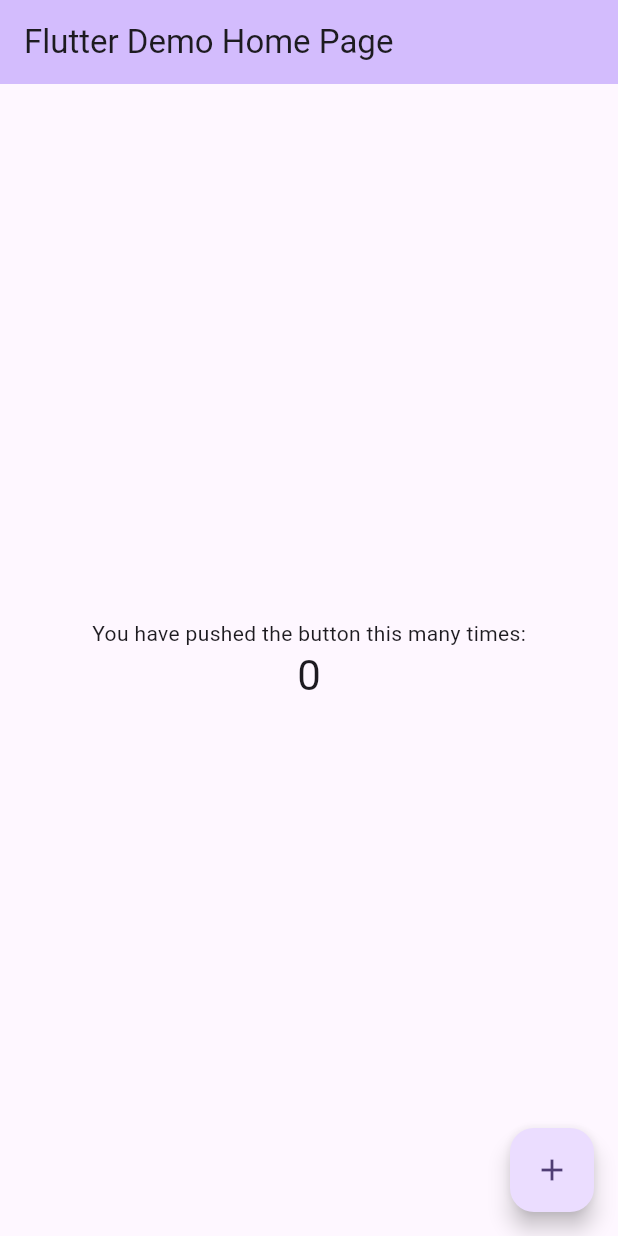
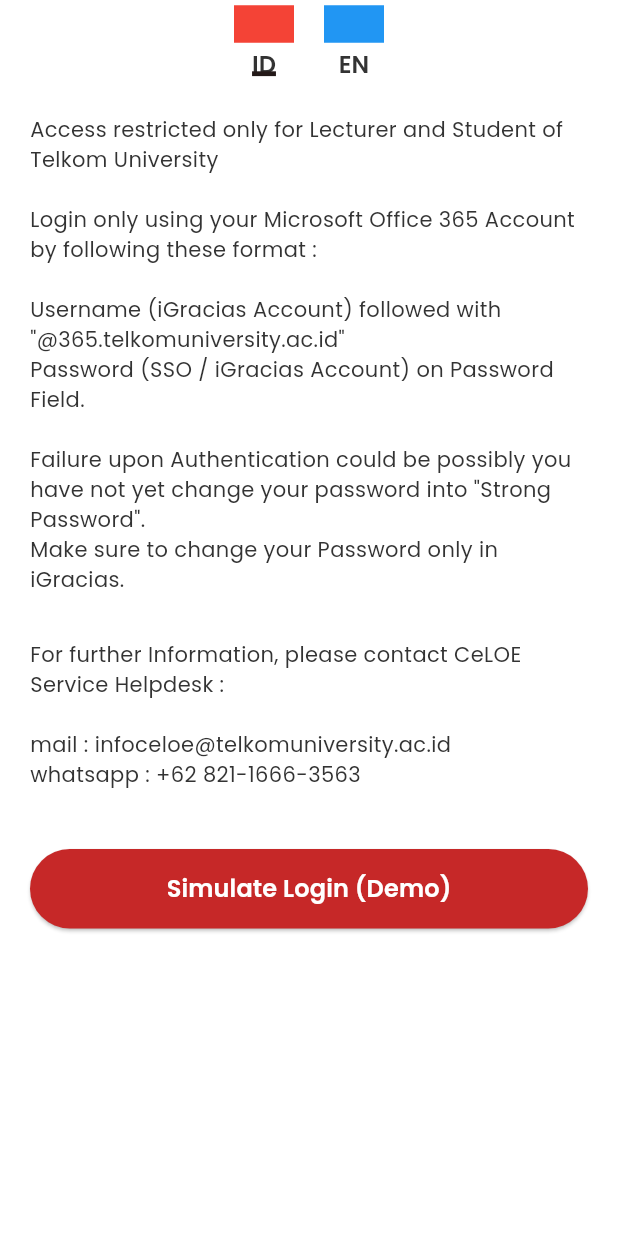
Before and after one commit to alfinfirdau/systemlarning, a Flutter app: the screen it shows after launch, on a phone screen of 412 x 824 dp. Run offline on Flutter 3.47's test engine with Material 3 defaults, Android fonts, the phone set to English and light mode, and no system bars; our stand-ins replace google_fonts.

Commit message:
pe,baruwam

```diff
--- /dev/null
+++ b/lib/core/app_colors.dart
@@ -0,0 +1,10 @@
+import 'package:flutter/material.dart';
+
+class AppColors {
+  static const Color primaryRed = Color(0xFFC62828); // Deep Red from screenshots
+  static const Color backgroundWhite = Colors.white;
+  static const Color textBlack = Color(0xFF333333);
+  static const Color textGrey = Color(0xFF757575);
+  static const Color lightGrey = Color(0xFFF5F5F5);
+  static const Color successGreen = Color(0xFF4CAF50);
+}
--- /dev/null
+++ b/lib/core/text_styles.dart
@@ -0,0 +1,35 @@
+import 'package:flutter/material.dart';
+import 'package:google_fonts/google_fonts.dart';
+import 'app_colors.dart';
+
+class AppTextStyles {
+  static TextStyle get heading1 => GoogleFonts.poppins(
+        fontSize: 24,
+        fontWeight: FontWeight.bold,
+        color: AppColors.textBlack,
+      );
+
+  static TextStyle get heading2 => GoogleFonts.poppins(
+        fontSize: 20,
+        fontWeight: FontWeight.w600,
+        color: AppColors.textBlack,
+      );
+
+   static TextStyle get heading3 => GoogleFonts.poppins(
+        fontSize: 16,
+        fontWeight: FontWeight.w600,
+        color: AppColors.textBlack,
+      );
+
+  static TextStyle get bodyText => GoogleFonts.poppins(
+        fontSize: 14,
+        fontWeight: FontWeight.normal,
+        color: AppColors.textBlack,
+      );
+
+  static TextStyle get caption => GoogleFonts.poppins(
+        fontSize: 12,
+        fontWeight: FontWeight.normal,
+        color: AppColors.textGrey,
+      );
+}
--- a/lib/main.dart
+++ b/lib/main.dart
@@ -1,4 +1,7 @@
 import 'package:flutter/material.dart';
+import 'screens/login_info_screen.dart';
+import 'screens/main_entry.dart';
+import 'core/app_colors.dart';
 
 void main() {
   runApp(const MyApp());
@@ -7,116 +10,22 @@
 class MyApp extends StatelessWidget {
   const MyApp({super.key});
 
-  // This widget is the root of your application.
   @override
   Widget build(BuildContext context) {
     return MaterialApp(
-      title: 'Flutter Demo',
+      title: 'LMS App',
+      debugShowCheckedModeBanner: false,
       theme: ThemeData(
-        // This is the theme of your application.
-        //
-        // TRY THIS: Try running your application with "flutter run". You'll see
-        // the application has a purple toolbar. Then, without quitting the app,
-        // try changing the seedColor in the colorScheme below to Colors.green
-        // and then invoke "hot reload" (save your changes or press the "hot
-        // reload" button in a Flutter-supported IDE, or press "r" if you used
-        // the command line to start the app).
-        //
-        // Notice that the counter didn't reset back to zero; the application
-        // state is not lost during the reload. To reset the state, use hot
-        // restart instead.
-        //
-        // This works for code too, not just values: Most code changes can be
-        // tested with just a hot reload.
-        colorScheme: .fromSeed(seedColor: Colors.deepPurple),
+        primaryColor: AppColors.primaryRed,
+        colorScheme: ColorScheme.fromSeed(seedColor: AppColors.primaryRed),
+        // Use Material 3 true as per modern standard
+        useMaterial3: true,
       ),
-      home: const MyHomePage(title: 'Flutter Demo Home Page'),
+      initialRoute: '/',
+      routes: {
+        '/': (context) => const LoginInfoScreen(),
+        '/home': (context) => const MainEntryScreen(),
+      },
     );
   }
 }
-
-class MyHomePage extends StatefulWidget {
-  const MyHomePage({super.key, required this.title});
-
-  // This widget is the home page of your application. It is stateful, meaning
-  // that it has a State object (defined below) that contains fields that affect
-  // how it looks.
-
-  // This class is the configuration for the state. It holds the values (in this
-  // case the title) provided by the parent (in this case the App widget) and
-  // used by the build method of the State. Fields in a Widget subclass are
-  // always marked "final".
-
-  final String title;
-
-  @override
-  State<MyHomePage> createState() => _MyHomePageState();
-}
-
-class _MyHomePageState extends State<MyHomePage> {
-  int _counter = 0;
-
-  void _incrementCounter() {
-    setState(() {
-      // This call to setState tells the Flutter framework that something has
-      // changed in this State, which causes it to rerun the build method below
-      // so that the display can reflect the updated values. If we changed
-      // _counter without calling setState(), then the build method would not be
-      // called again, and so nothing would appear to happen.
-      _counter++;
-    });
-  }
-
-  @override
-  Widget build(BuildContext context) {
-    // This method is rerun every time setState is called, for instance as done
-    // by the _incrementCounter method above.
-    //
-    // The Flutter framework has been optimized to make rerunning build methods
-    // fast, so that you can just rebuild anything that needs updating rather
-    // than having to individually change instances of widgets.
-    return Scaffold(
-      appBar: AppBar(
-        // TRY THIS: Try changing the color here to a specific color (to
-        // Colors.amber, perhaps?) and trigger a hot reload to see the AppBar
-        // change color while the other colors stay the same.
-        backgroundColor: Theme.of(context).colorScheme.inversePrimary,
-        // Here we take the value from the MyHomePage object that was created by
-        // the App.build method, and use it to set our appbar title.
-        title: Text(widget.title),
-      ),
-      body: Center(
-        // Center is a layout widget. It takes a single child and positions it
-        // in the middle of the parent.
-        child: Column(
-          // Column is also a layout widget. It takes a list of children and
-          // arranges them vertically. By default, it sizes itself to fit its
-          // children horizontally, and tries to be as tall as its parent.
-          //
-          // Column has various properties to control how it sizes itself and
-          // how it positions its children. Here we use mainAxisAlignment to
-          // center the children vertically; the main axis here is the vertical
-          // axis because Columns are vertical (the cross axis would be
-          // horizontal).
-          //
-          // TRY THIS: Invoke "debug painting" (choose the "Toggle Debug Paint"
-          // action in the IDE, or press "p" in the console), to see the
-          // wireframe for each widget.
-          mainAxisAlignment: .center,
-          children: [
-            const Text('You have pushed the button this many times:'),
-            Text(
-              '$_counter',
-              style: Theme.of(context).textTheme.headlineMedium,
-            ),
-          ],
-        ),
-      ),
-      floatingActionButton: FloatingActionButton(
-        onPressed: _incrementCounter,
-        tooltip: 'Increment',
-        child: const Icon(Icons.add),
-      ),
-    );
-  }
-}
--- /dev/null
+++ b/lib/screens/login_info_screen.dart
@@ -0,0 +1,110 @@
+import 'package:flutter/material.dart';
+import '../core/app_colors.dart';
+import '../core/text_styles.dart';
+
+class LoginInfoScreen extends StatelessWidget {
+  const LoginInfoScreen({super.key});
+
+  @override
+  Widget build(BuildContext context) {
+    return Scaffold(
+      backgroundColor: Colors.white,
+      appBar: AppBar(
+        backgroundColor: Colors.white,
+        elevation: 0,
+        centerTitle: true,
+        title: Row(
+          mainAxisSize: MainAxisSize.min,
+          children: [
+            _LanguageButton(label: 'ID', isSelected: true),
+            const SizedBox(width: 20),
+            _LanguageButton(label: 'EN', isSelected: false),
+          ],
+        ),
+      ),
+      body: SingleChildScrollView(
+        padding: const EdgeInsets.all(20.0),
+        child: Column(
+          crossAxisAlignment: CrossAxisAlignment.start,
+          children: [
+            Text(
+              "Access restricted only for Lecturer and Student of Telkom University",
+              style: AppTextStyles.bodyText,
+            ),
+            const SizedBox(height: 20),
+            Text(
+              "Login only using your Microsoft Office 365 Account by following these format :",
+              style: AppTextStyles.bodyText,
+            ),
+            const SizedBox(height: 20),
+            Text(
+              "Username (iGracias Account) followed with \"@365.telkomuniversity.ac.id\"\nPassword (SSO / iGracias Account) on Password Field.",
+              style: AppTextStyles.bodyText,
+            ),
+            const SizedBox(height: 20),
+            Text(
+              "Failure upon Authentication could be possibly you have not yet change your password into \"Strong Password\".\nMake sure to change your Password only in iGracias.",
+              style: AppTextStyles.bodyText,
+            ),
+            const SizedBox(height: 30),
+            Text(
+              "For further Information, please contact CeLOE Service Helpdesk :",
+              style: AppTextStyles.bodyText,
+            ),
+            const SizedBox(height: 20),
+            Text(
+              "mail : infoceloe@telkomuniversity.ac.id\nwhatsapp : +62 821-1666-3563",
+              style: AppTextStyles.bodyText,
+            ),
+            const SizedBox(height: 40),
+            // Placeholder for login inputs since the screenshot doesn't explicitly show them but implies them.
+            // However, the screenshot looks like a "Help" or "Info" overlay.
+            // I will add a button to navigate to the "Main App" for demo purposes.
+            SizedBox(
+              width: double.infinity,
+              child: ElevatedButton(
+                style: ElevatedButton.styleFrom(
+                  backgroundColor: AppColors.primaryRed,
+                  padding: const EdgeInsets.symmetric(vertical: 15),
+                ),
+                onPressed: () {
+                   Navigator.pushReplacementNamed(context, '/home');
+                },
+                child: Text("Simulate Login (Demo)", style: AppTextStyles.heading3.copyWith(color: Colors.white)),
+              ),
+            ),
+          ],
+        ),
+      ),
+    );
+  }
+}
+
+class _LanguageButton extends StatelessWidget {
+  final String label;
+  final bool isSelected;
+
+  const _LanguageButton({required this.label, required this.isSelected});
+
+  @override
+  Widget build(BuildContext context) {
+    return Column(
+      children: [
+        if (label == 'ID')
+           // Flag placeholder
+           Container(width: 40, height: 25, color: Colors.red), // Simple representation
+        if (label == 'EN')
+           // Flag placeholder
+           Container(width: 40, height: 25, color: Colors.blue), // Simple representation
+        const SizedBox(height: 4),
+        Text(
+          label,
+          style: AppTextStyles.heading3.copyWith(
+            decoration: isSelected ? TextDecoration.underline : TextDecoration.none,
+             decorationThickness: 4,
+          ),
+        ),
+      ],
+    );
+  }
+}
```
Also changed, not shown: lib/screens/course_detail_screen.dart (added, +139 -0 lines), lib/screens/main_entry.dart (added, +51 -0 lines), lib/widgets/assignment_card.dart (added, +98 -0 lines), pubspec.yaml (+2 -5 lines), pubspec.lock, 2 other files.
